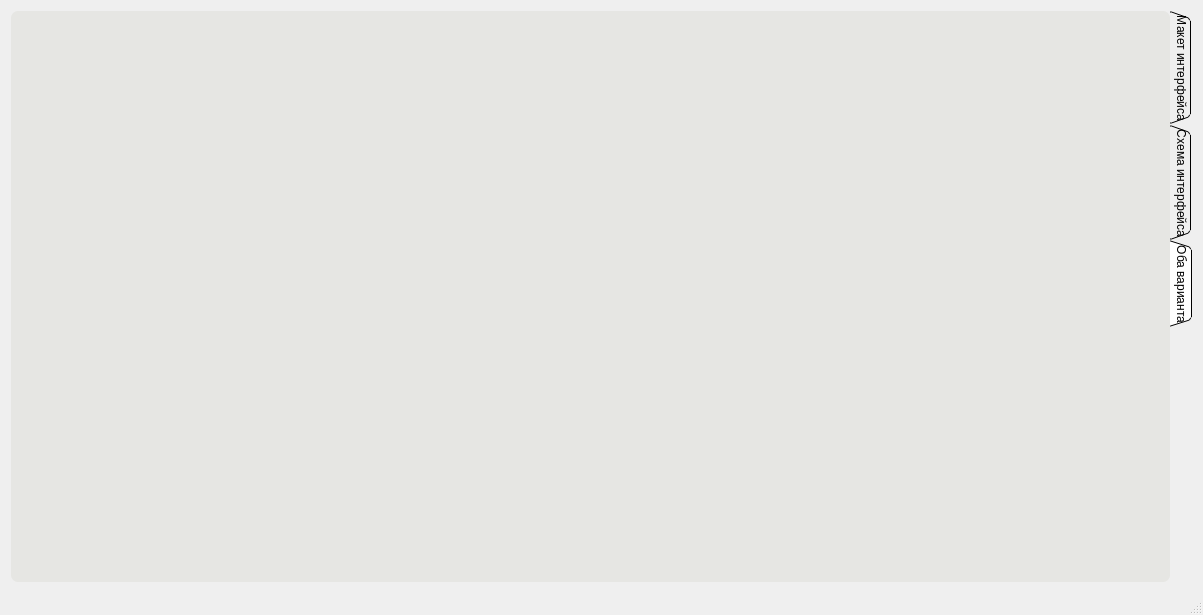
Above: mainwindow.ui from Anastasiya-Potseluico/InterfaceBuilder before the change. Below: the same form after it.
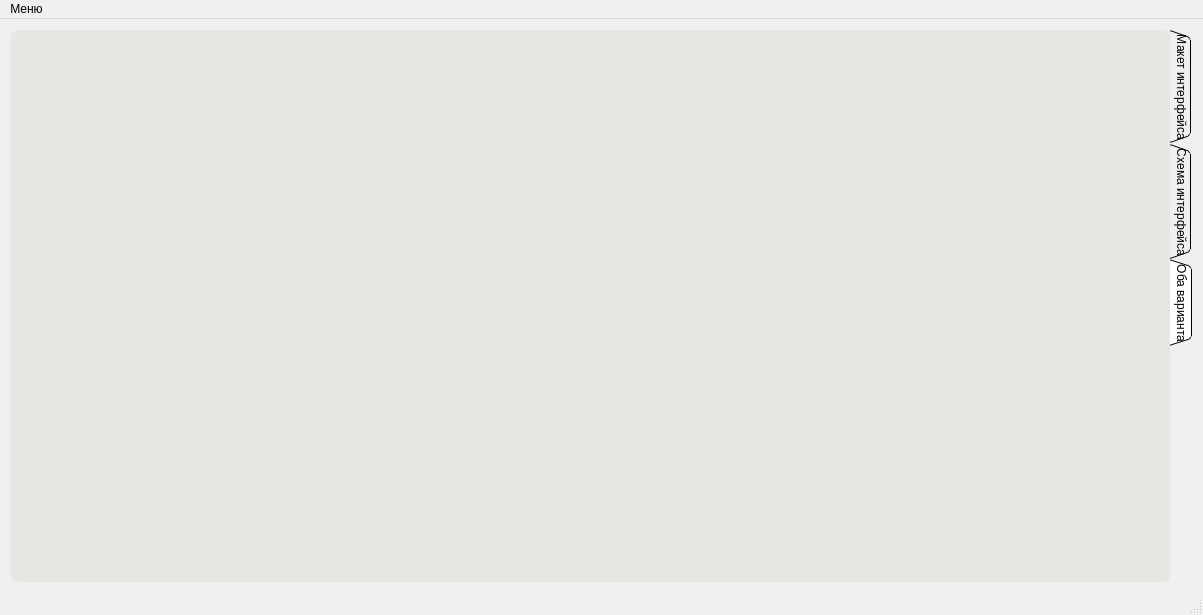
That is the form after the change.

What changed in the file:
```diff
--- a/mainwindow.ui
+++ b/mainwindow.ui
@@ -99,6 +99,15 @@
      <height>21</height>
     </rect>
    </property>
+   <widget class="QMenu" name="menu">
+    <property name="title">
+     <string>Меню</string>
+    </property>
+    <addaction name="loadImageAction"/>
+    <addaction name="loadPSDAction"/>
+    <addaction name="generateUIAction"/>
+   </widget>
+   <addaction name="menu"/>
   </widget>
   <widget class="QStatusBar" name="statusBar"/>
  </widget>
```
Left out of the diff: 15 changed lines with no effect on the pictures.
